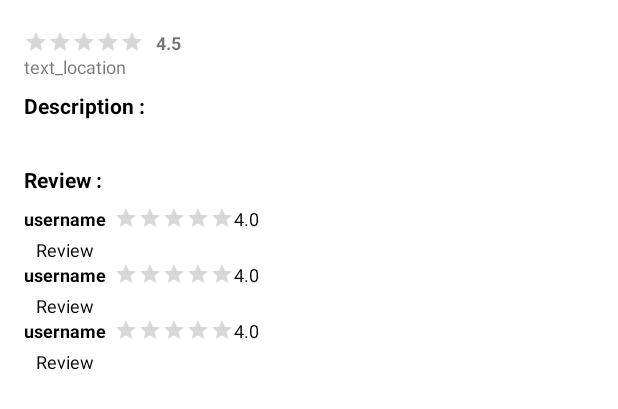
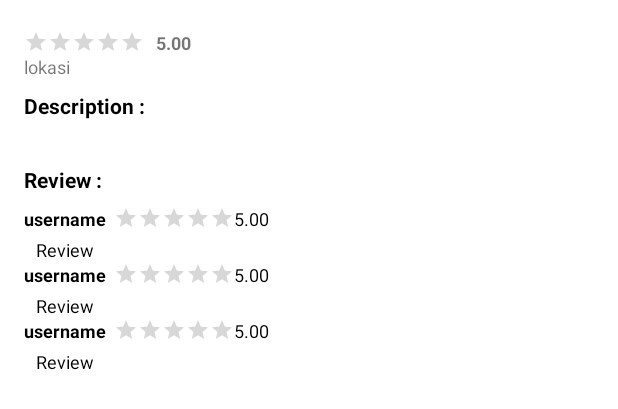
Before and after one commit to Bangkit-Capstone/AyoDolan-alter, an Android app: the layout content_detail.xml on its own in the app's theme, with its tools: preview values and no code run, on a phone screen of 412 x 824 dp. Shown: the top 409 px of the screen. Run offline under Robolectric (Android 15) with nearby library versions, the phone set to English and light mode, and no system bars.

Commit message:
edit file

```diff
--- a/Mobile/AyoDolan/app/src/main/AndroidManifest.xml
+++ b/Mobile/AyoDolan/app/src/main/AndroidManifest.xml
@@ -4,6 +4,7 @@
 
     <uses-permission android:name="android.permission.INTERNET" />
 
+    <uses-permission  android:name="android.permission.ACCESS_NETWORK_STATE"/>
 
     <application
         android:allowBackup="true"
--- a/Mobile/AyoDolan/app/src/main/java/com/dicoding/capstone/ayodolan/core/data/source/remote/RemoteDataSource.kt
+++ b/Mobile/AyoDolan/app/src/main/java/com/dicoding/capstone/ayodolan/core/data/source/remote/RemoteDataSource.kt
@@ -35,7 +35,6 @@ class RemoteDataSource private constructor(private val apiConfig: ApiConfig){
             override fun onFailure(call: Call<DataResponse>, t: Throwable) {
                 Log.e(TAG,"${t.message}")
             }
-
         })
     }
 
@@ -47,7 +46,6 @@ class RemoteDataSource private constructor(private val apiConfig: ApiConfig){
                     response.body()?.results?.let { callback.onAllDataReceived(it) }
                 }
             }
-
             override fun onFailure(call: Call<DataResponse>, t: Throwable) {
                 Log.e(TAG,"${t.message}")
             }
@@ -55,8 +53,6 @@ class RemoteDataSource private constructor(private val apiConfig: ApiConfig){
         })
     }
 
-
-
     interface LoadDataCallback{
         fun onAllDataReceived(dataResponse: List<ResultsItem>)
     }
--- a/Mobile/AyoDolan/app/src/main/res/layout/content_detail.xml
+++ b/Mobile/AyoDolan/app/src/main/res/layout/content_detail.xml
@@ -19,7 +19,7 @@
             android:layout_height="wrap_content"
             android:layout_marginStart="8dp"
             android:layout_marginTop="4dp"
-            android:text="4.5"
+            android:text="@string/_5_00"
             android:textSize="12sp"
             android:textStyle="bold"
             app:layout_constraintStart_toEndOf="@+id/star_rating"
@@ -44,7 +44,7 @@
             android:layout_marginStart="16dp"
             android:layout_marginEnd="16dp"
             android:layout_height="wrap_content"
-            android:text="text_location"
+            android:text="@string/lokasi"
             android:textSize="12sp"
             app:layout_constraintLeft_toLeftOf="@+id/star_rating"
             app:layout_constraintTop_toBottomOf="@+id/star_rating"/>
@@ -54,7 +54,7 @@
             android:layout_width="wrap_content"
             android:layout_height="wrap_content"
             android:layout_marginTop="8dp"
-            android:text="Description :"
+            android:text="@string/description"
             android:layout_marginStart="16dp"
             android:textColor="@color/black"
             android:textSize="14sp"
@@ -73,7 +73,6 @@
             app:layout_constraintLeft_toLeftOf="@+id/desc"
             app:layout_constraintTop_toBottomOf="@+id/desc"
             />
-
         <TextView
             android:id="@+id/review"
             android:layout_width="wrap_content"
@@ -83,7 +82,7 @@
             android:layout_marginStart="16dp"
             android:layout_marginEnd="16dp"
             android:layout_marginTop="8dp"
-            android:text="Review : "
+            android:text="@string/review_dtl"
             android:textStyle="bold"
             android:textColor="@color/black"
             app:layout_constraintLeft_toLeftOf="parent"/>
--- a/Mobile/AyoDolan/app/src/main/res/layout/item_review.xml
+++ b/Mobile/AyoDolan/app/src/main/res/layout/item_review.xml
@@ -11,7 +11,7 @@
         android:textSize="12sp"
         android:textColor="@color/black"
         android:textStyle="bold"
-        android:text="username"
+        android:text="@string/username"
         app:layout_constraintLeft_toLeftOf="parent"
         app:layout_constraintTop_toTopOf="parent"/>
     <RatingBar
@@ -34,7 +34,7 @@
         android:layout_width="wrap_content"
         android:layout_height="wrap_content"
         android:textSize="12sp"
-        android:text="4.0"
+        android:text="@string/_5_00"
         android:textColor="@color/black"
         app:layout_constraintLeft_toRightOf="@+id/star_rate_review"
         app:layout_constraintTop_toTopOf="parent"/>
@@ -47,7 +47,7 @@
         android:textColor="@color/black"
         android:layout_marginStart="8dp"
         android:layout_marginTop="4dp"
-        android:text="Review"
+        android:text="@string/review"
         app:layout_constraintTop_toBottomOf="@+id/text_username"
         app:layout_constraintLeft_toLeftOf="parent"/>
 
--- a/Mobile/AyoDolan/app/src/main/res/values/colors.xml
+++ b/Mobile/AyoDolan/app/src/main/res/values/colors.xml
@@ -11,4 +11,6 @@
     <color name="abu">#FBF6F6</color>
     <color name="yellow">#FFC107</color>
     <color name="dark">#C6000000</color>
+    <color name="transparent">#B3FFFFFF</color>
+    <color name="litle_dark">#7F000000</color>
 </resources>
--- a/Mobile/AyoDolan/app/src/main/res/values/strings.xml
+++ b/Mobile/AyoDolan/app/src/main/res/values/strings.xml
@@ -8,4 +8,9 @@
     <string name="title">title</string>
     <string name="lokasi">lokasi</string>
     <string name="share">share</string>
+    <string name="_5_00">5.00</string>
+    <string name="username">username</string>
+    <string name="review">Review</string>
+    <string name="description">Description :</string>
+    <string name="review_dtl">Review :</string>
 </resources>
```
Also changed, not shown: Mobile/AyoDolan/app/src/main/java/com/dicoding/capstone/ayodolan/NetworkConnectivityCheck.kt (added, +91 -0 lines), Mobile/AyoDolan/app/src/main/res/layout/item_list.xml (+5 -6 lines).
